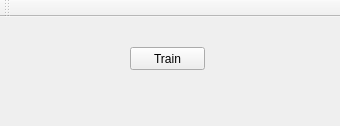
iti-luebeck/HANSE2011, file BvTraining/trainingwindow.ui: the form before one commit.
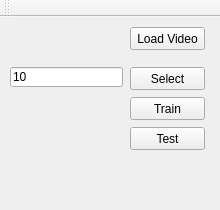
The form after the commit.

```diff
--- a/BvTraining/trainingwindow.ui
+++ b/BvTraining/trainingwindow.ui
@@ -6,8 +6,8 @@
    <rect>
     <x>0</x>
     <y>0</y>
-    <width>340</width>
-    <height>126</height>
+    <width>220</width>
+    <height>210</height>
    </rect>
   </property>
   <property name="windowTitle">
@@ -18,7 +18,7 @@
     <property name="geometry">
      <rect>
       <x>130</x>
-      <y>30</y>
+      <y>80</y>
       <width>75</width>
       <height>23</height>
      </rect>
@@ -27,6 +27,58 @@
      <string>Train</string>
     </property>
    </widget>
+   <widget class="QPushButton" name="selectButton">
+    <property name="geometry">
+     <rect>
+      <x>130</x>
+      <y>50</y>
+      <width>75</width>
+      <height>23</height>
+     </rect>
+    </property>
+    <property name="text">
+     <string>Select</string>
+    </property>
+   </widget>
+   <widget class="QLineEdit" name="selectEdit">
+    <property name="geometry">
+     <rect>
+      <x>10</x>
+      <y>50</y>
+      <width>113</width>
+      <height>20</height>
+     </rect>
+    </property>
+    <property name="text">
+     <string>10</string>
+    </property>
+   </widget>
+   <widget class="QPushButton" name="testButton">
+    <property name="geometry">
+     <rect>
+      <x>130</x>
+      <y>110</y>
+      <width>75</width>
+      <height>23</height>
+     </rect>
+    </property>
+    <property name="text">
+     <string>Test</string>
+    </property>
+   </widget>
+   <widget class="QPushButton" name="loadButton">
+    <property name="geometry">
+     <rect>
+      <x>130</x>
+      <y>10</y>
+      <width>75</width>
+      <height>23</height>
+     </rect>
+    </property>
+    <property name="text">
+     <string>Load Video</string>
+    </property>
+   </widget>
   </widget>
   <widget class="QMenuBar" name="menuBar">
    <property name="geometry">
```
Left out of the diff: 4 changed lines with no effect on the pictures.
